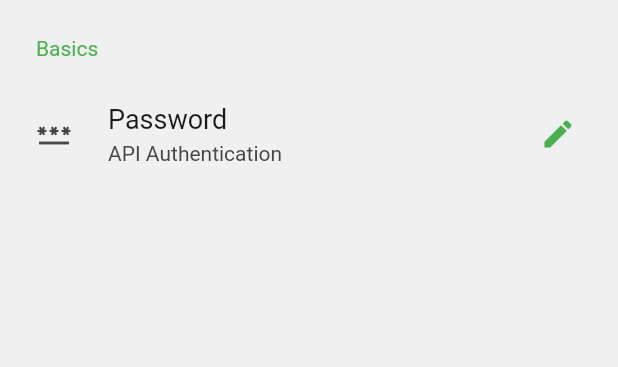
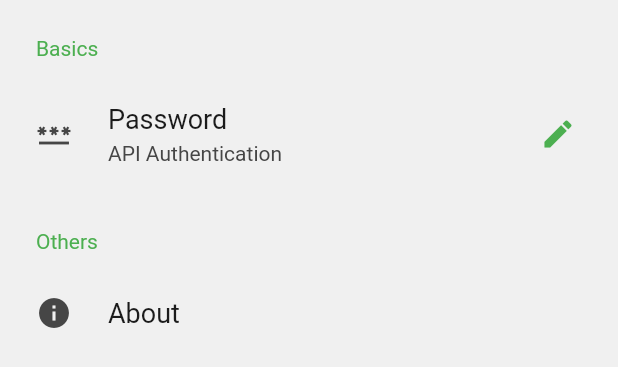
Before and after one commit to hall-of-fame/hof-flutter, a Flutter app: the SettingsScreen widget shown alone on an empty page, opened directly, on a phone screen of 412 x 824 dp. Shown: the top 367 px of the screen. Run offline on Flutter 3.47's test engine with Material 2 defaults, Android fonts, the phone set to English and light mode, and no system bars; drawn by our look-alikes of settings_ui; our stand-ins replace cached_network_image, share_plus, shared_preferences; accounts and stored records are empty; network calls fail.

Commit message:
feat: move about page link to settings

```diff
--- a/lib/view/screens/settings.dart
+++ b/lib/view/screens/settings.dart
@@ -1,6 +1,8 @@
 import 'package:flutter/material.dart';
 import 'package:shared_preferences/shared_preferences.dart';
 import 'package:settings_ui/settings_ui.dart';
+
+import 'package:hall_of_fame/view/pages/about.dart';
 
 class SettingsScreen extends StatefulWidget {
   _SettingsScreenState createState() => _SettingsScreenState();
@@ -49,31 +51,6 @@ class _SettingsScreenState extends State<SettingsScreen> {
   }
 
   Widget build(BuildContext context) {
-    // return Container(
-    //   padding: EdgeInsets.all(24.0),
-    //   child: Column(
-    //     children: [
-    //       Row(
-    //         children: [
-    //           Container(
-    //             padding: EdgeInsets.fromLTRB(0, 0, 16, 0),
-    //             child: Icon(Icons.password),
-    //           ),
-    //           Text("Password"),
-    //           Spacer(),
-    //           IconButton(
-    //             icon: Icon(Icons.edit),
-    //             onPressed: () => showDialog(
-    //               context: context,
-    //               builder: (context) => _passwordDialog(context),
-    //             ),
-    //           ),
-    //         ],
-    //       ),
-    //     ],
-    //   ),
-    // );
-
     return SettingsList(
       lightTheme: SettingsThemeData(titleTextColor: Colors.green),
       sections: [
@@ -96,6 +73,23 @@ class _SettingsScreenState extends State<SettingsScreen> {
               ),
             )
           ],
+        ),
+        SettingsSection(
+          title: Text("Others"),
+          tiles: [
+            SettingsTile.navigation(
+              leading: Icon(Icons.info),
+              title: Text("About"),
+              onPressed: (context) => {
+                Navigator.push(
+                  context,
+                  MaterialPageRoute(
+                    builder: (context) => AboutScreen(),
+                  ),
+                )
+              },
+            )
+          ],
         )
       ],
     );
```
Also changed, not shown: lib/view/home.dart (+0 -28 lines).
